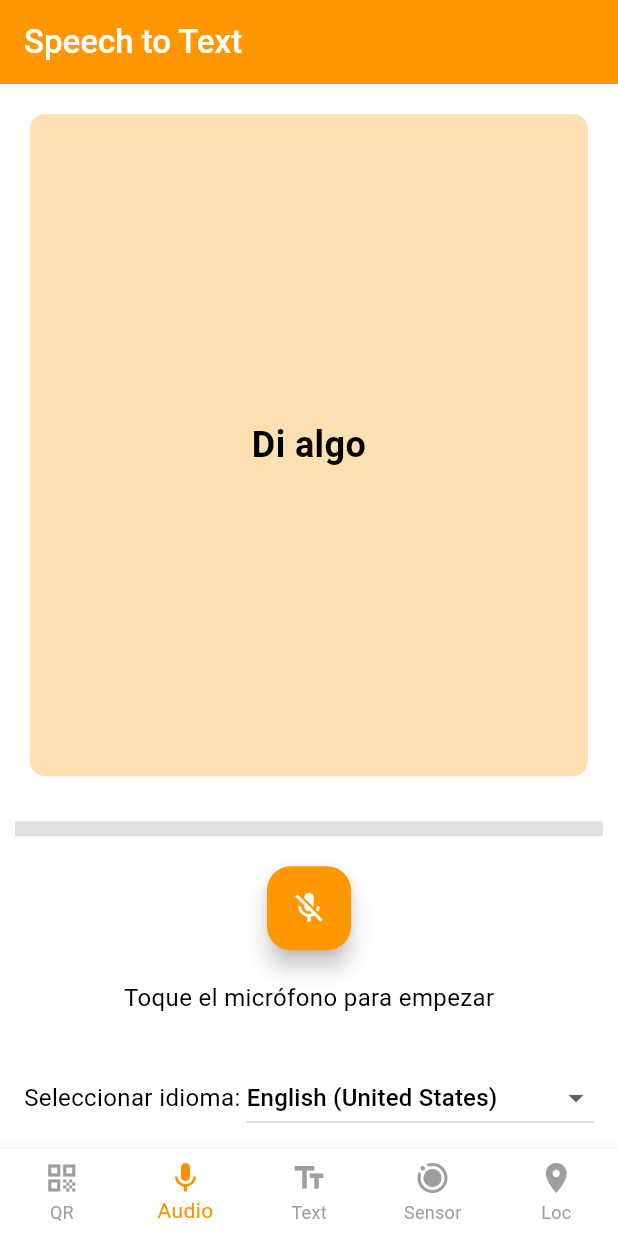
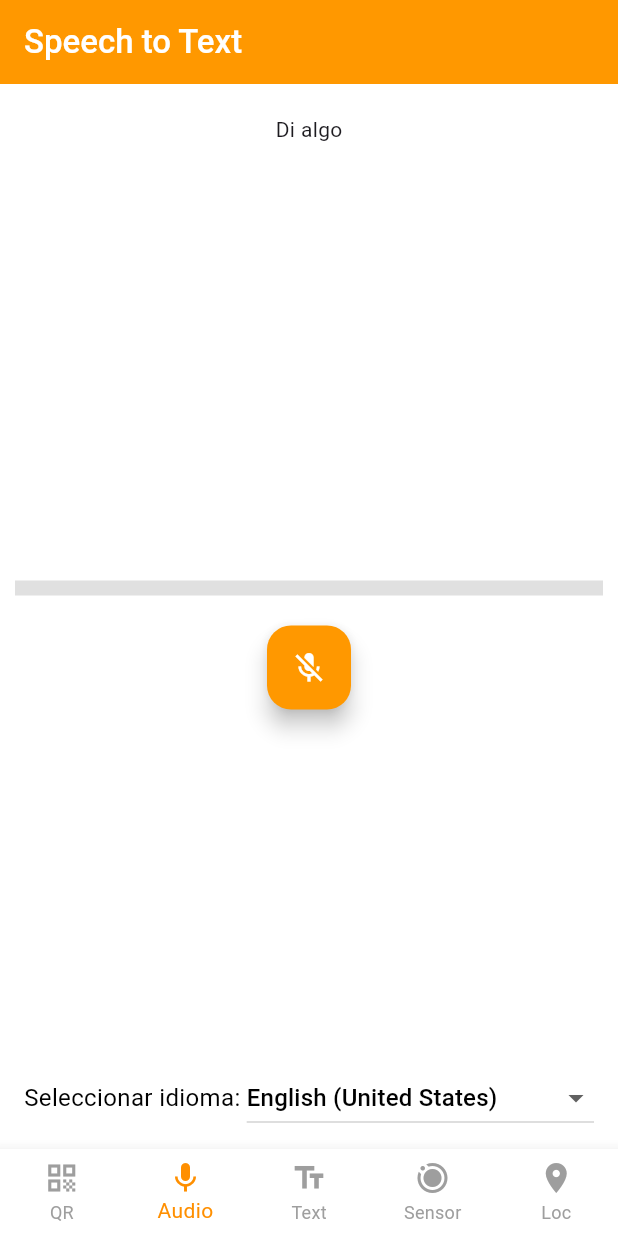
Before and after one commit to HiramZednem/phone-tools, a Flutter app: the screen it shows after launch, item 2 of the bottom bar chosen, on a phone screen of 412 x 824 dp. Run offline on Flutter 3.47's test engine with Material 3 defaults, Android fonts, the phone set to English and light mode, and no system bars; our stand-ins replace flutter_svg, flutter_tts, geolocator, sensors_plus, speech_to_text; missing offline and left inert: mobile_scanner.

Commit message:
mejoras al escribir

```diff
--- a/lib/screens/screenspechtext.dart
+++ b/lib/screens/screenspechtext.dart
@@ -121,7 +121,6 @@ class _SpechsTextState extends State<SpeechText> {
       body: Column(
         children: [
           Expanded(
-            flex: 3,
             child: _buildRecognitionResults(),
           ),
           Expanded(
@@ -137,19 +136,10 @@ class _SpechsTextState extends State<SpeechText> {
 
   Widget _buildRecognitionResults() {
     return Container(
-      padding: const EdgeInsets.all(20),
-      decoration: BoxDecoration(
-        color: Colors.orange.shade100,
-        borderRadius: BorderRadius.circular(10),
-      ),
       margin: const EdgeInsets.all(20),
-      child: Center(
-        child: Text(
-          lastWords,
-          textAlign: TextAlign.center,
-          style: const TextStyle(
-              fontSize: 24, fontWeight: FontWeight.bold, color: Colors.black),
-        ),
+      child: Text(
+        lastWords,
+        textAlign: TextAlign.left,
       ),
     );
   }
@@ -177,12 +167,6 @@ class _SpechsTextState extends State<SpeechText> {
             _isListening ? Icons.mic : Icons.mic_off,
             color: Colors.white,
           ),
-        ),
-        const SizedBox(height: 20),
-        Text(
-          _isListening ? 'Escuchando...' : 'Toque el micrófono para empezar',
-          style: const TextStyle(
-              fontSize: 16, fontWeight: FontWeight.w400, color: Colors.black),
         ),
       ],
     ));
```
